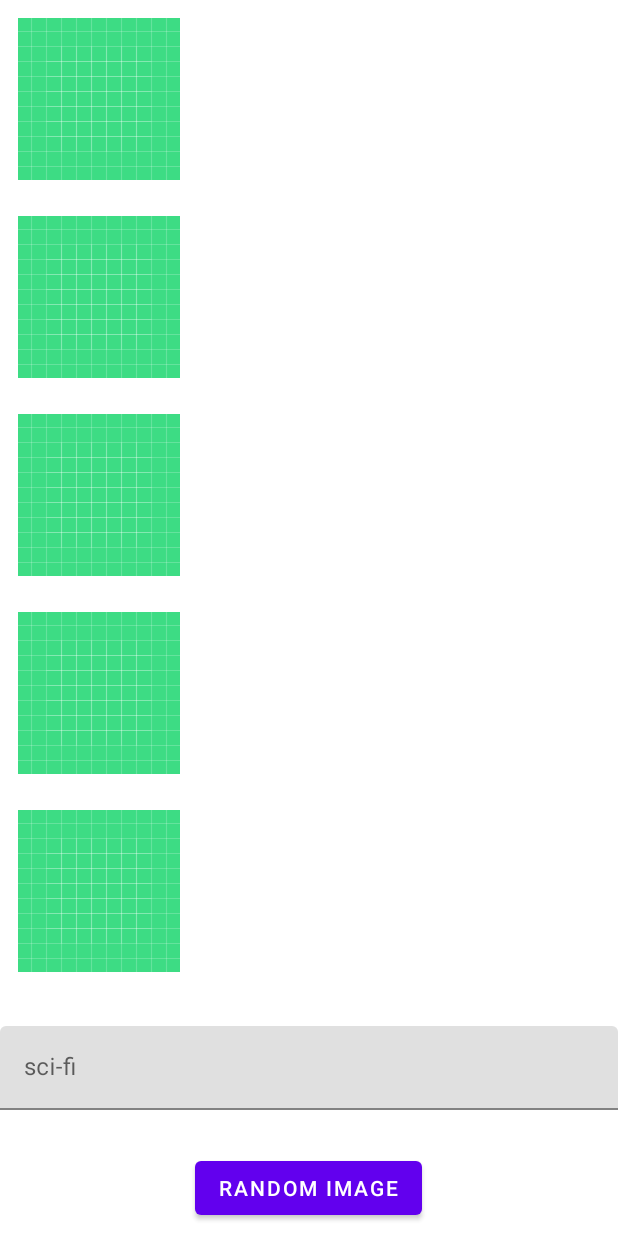
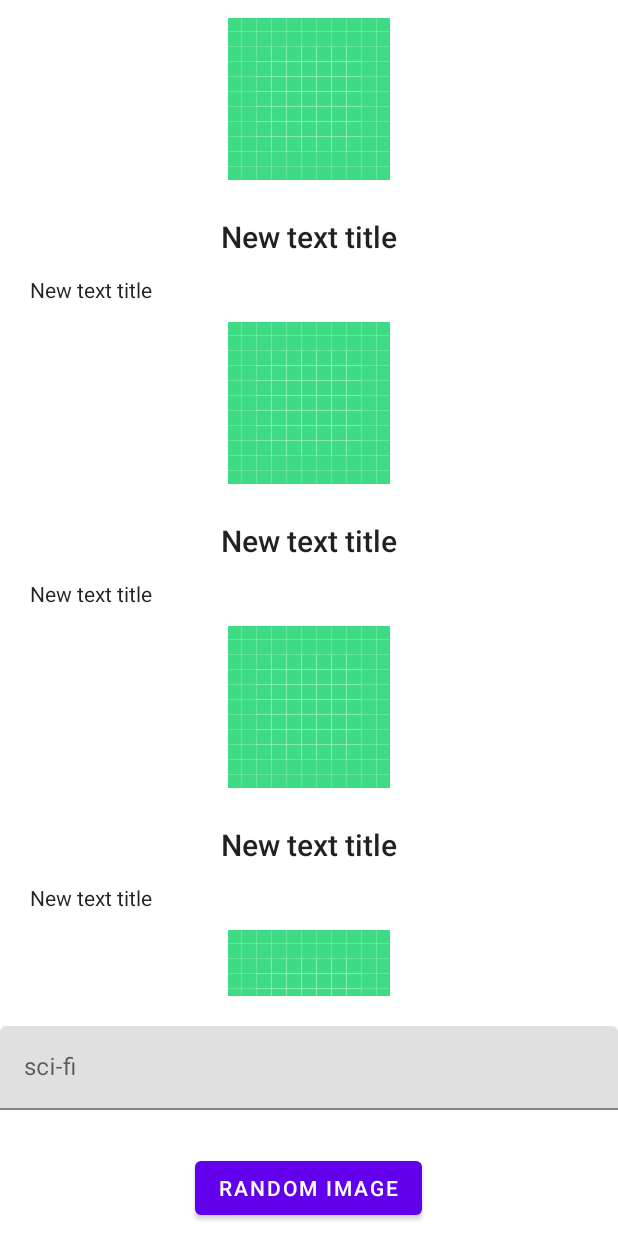
Before and after one commit to Dima-Variukhin/TakeImageApp, an Android app: the layout fragment_images.xml on its own in the app's theme, with its tools: preview values and no code run, on a phone screen of 412 x 824 dp. Run offline under Robolectric (Android 15) with nearby library versions, the phone set to English and light mode, and no system bars.

Commit message:
added fields to item layout

```diff
--- a/app/src/main/res/layout/image_item_layout.xml
+++ b/app/src/main/res/layout/image_item_layout.xml
@@ -1,6 +1,12 @@
 <?xml version="1.0" encoding="utf-8"?>
-<ImageView xmlns:android="http://schemas.android.com/apk/res/android"
+<LinearLayout xmlns:android="http://schemas.android.com/apk/res/android"
     xmlns:tools="http://schemas.android.com/tools"
+    android:layout_width="match_parent"
+    android:layout_height="wrap_content"
+    android:orientation="vertical">
+
+    <ImageView
+        android:id="@+id/item_image_view"
         android:layout_width="wrap_content"
         android:layout_height="wrap_content"
         android:layout_gravity="center_horizontal"
@@ -8,3 +14,21 @@
         android:src="@drawable/ic_launcher_background"
         tools:src="@drawable/ic_launcher_background"
         tools:text="123456" />
+
+    <TextView
+        android:id="@+id/item_name_text_view"
+        android:layout_width="wrap_content"
+        android:layout_height="wrap_content"
+        android:layout_gravity="center_horizontal"
+        android:layout_margin="@dimen/image_item_margin"
+        android:textAppearance="@style/TextAppearance.AppCompat.Title"
+        tools:text="New text title" />
+
+    <TextView
+        android:id="@+id/item_description_text_view"
+        android:layout_width="wrap_content"
+        android:layout_height="wrap_content"
+        android:layout_marginHorizontal="@dimen/text_input_layout_vertical_margin"
+        android:textAppearance="@style/TextAppearance.AppCompat.Body1"
+        tools:text="New text title" />
+</LinearLayout>
```
Lines whose indentation alone changed are shown as unchanged.
